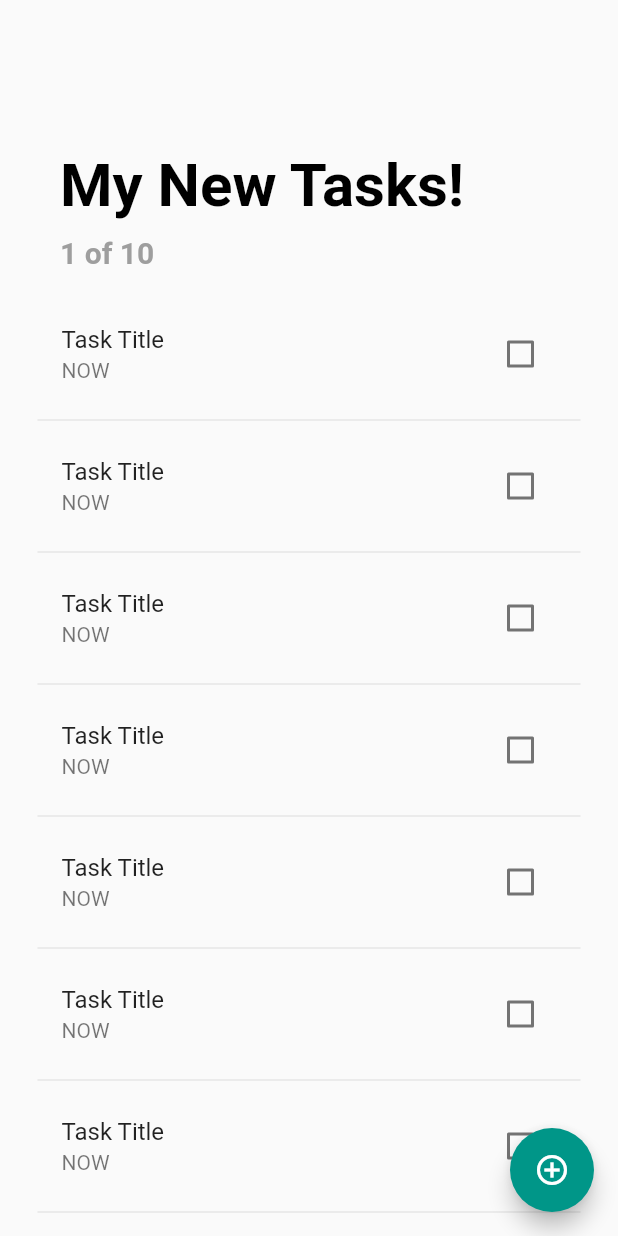
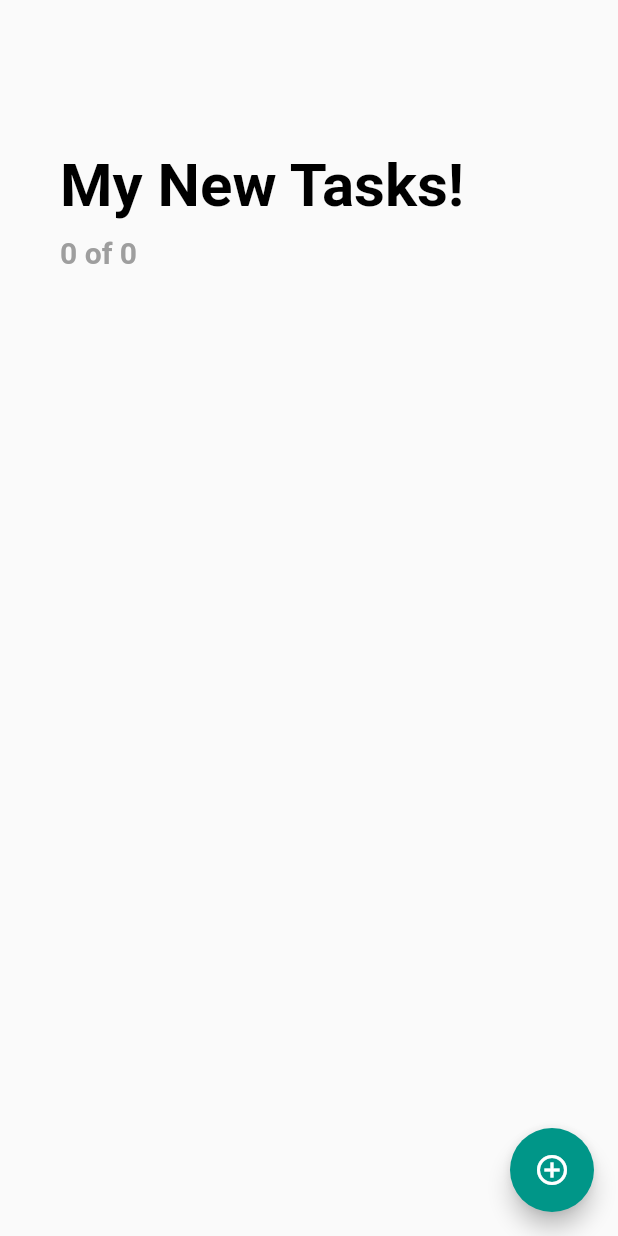
Before and after one commit to huskyjp/todo_sqlite, a Flutter app: the screen it shows after launch, on a phone screen of 412 x 824 dp. Run offline on Flutter 3.47's test engine with Material 2 defaults, Android fonts, the phone set to English and light mode, and no system bars; our stand-ins replace sqflite; accounts and stored records are empty.

Commit message:
Update todo_list_screen.dart

```diff
--- a/lib/screens/todo_list_screen.dart
+++ b/lib/screens/todo_list_screen.dart
@@ -62,11 +62,25 @@ class _ToDoListScreenState extends State<ToDoListScreen> {
           ),
         ),
       ),
-      body: ListView.builder(
+      body: FutureBuilder(
+        future: _taskList,
+        builder: (context, snapshot) {
+          if (!snapshot.hasData) {
+            return Center(
+              child: CircularProgressIndicator(),
+            );
+          }
+
+          final int completedTaskCount = snapshot.data
+              .where((Task task) => task.status == 1)
+              .toList()
+              .length;
+
+          return ListView.builder(
             padding: EdgeInsets.symmetric(
               vertical: 80.0,
             ),
-        itemCount: 10,
+            itemCount: 1 + snapshot.data.length,
             itemBuilder: (BuildContext context, int index) {
               if (index == 0) {
                 return Padding(
@@ -89,7 +103,7 @@ class _ToDoListScreenState extends State<ToDoListScreen> {
                         height: 10.0,
                       ),
                       Text(
-                    '1 of 10',
+                        '$completedTaskCount of ${snapshot.data.length}',
                         style: TextStyle(
                           color: Colors.grey,
                           fontSize: 20.0,
@@ -100,7 +114,9 @@ class _ToDoListScreenState extends State<ToDoListScreen> {
                   ),
                 );
               }
-          return _buildTasks(index);
+              return _buildTasks(snapshot.data[index - 1]);
+            },
+          );
         },
       ),
     );
```
Lines whose indentation alone changed are shown as unchanged.
